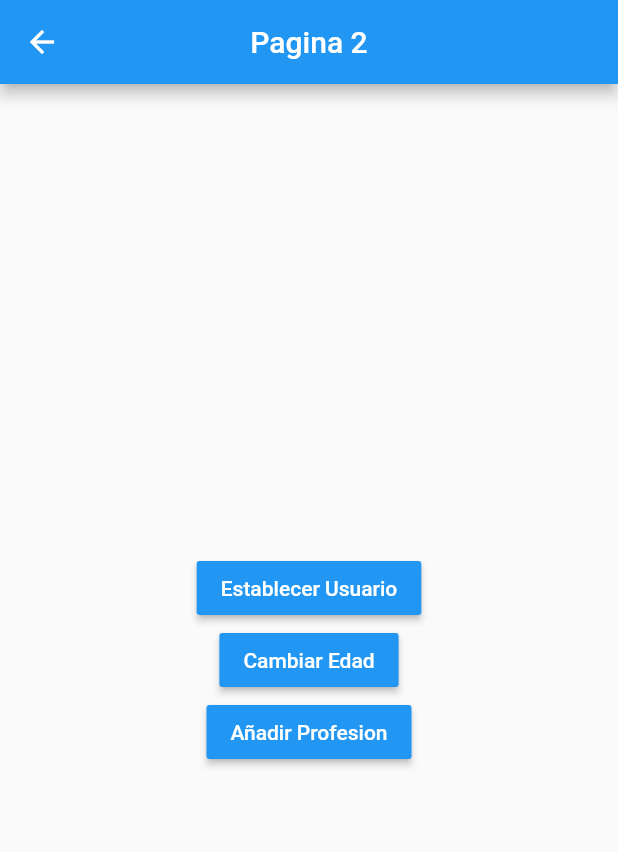
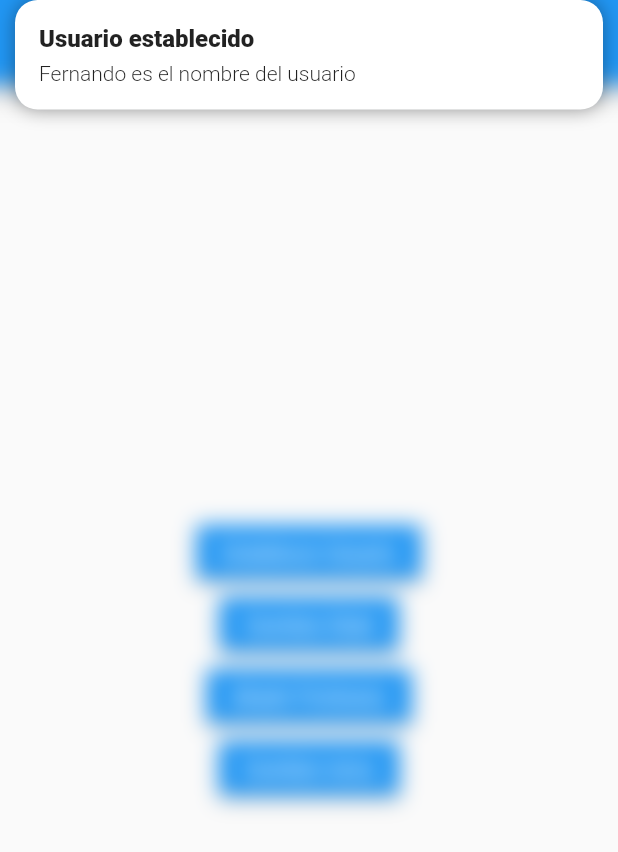
Before and after one commit to Sloot04/manejadoresDeEstado, a Flutter app: the Pagina2Page screen opened by its route, after a tap on "Establecer Usuario", on a phone screen of 412 x 824 dp. Shown: the top 852 px of the screen. Run offline on Flutter 3.47's test engine with Material 2 defaults, Android fonts, the phone set to English and light mode, and no system bars; our stand-ins replace get.

Commit message:
GetX terminado

```diff
--- /dev/null
+++ b/lib/controllers/usuario_controller.dart
@@ -0,0 +1,28 @@
+import 'package:get/get.dart';
+import 'package:estados/models/usuario.dart';
+
+class UsuarioController extends GetxController {
+  var existeUsuario = false.obs;
+  var usuario = new Usuario().obs;
+
+ int get profesionesCount {
+    return this.usuario.value.profesiones.length;
+  }
+
+  void cargarUsuario (Usuario usuario) {
+    this.existeUsuario.value = true;
+    this.usuario.value = usuario;
+  }
+
+  void cambiarEdad (int edad){
+    this.usuario.update((val) {
+      val!.edad = edad;
+    });
+  }
+
+  void agregarProfesion (String profesion){
+    this.usuario.update((val) {
+      val!.profesiones= [... val.profesiones, profesion];
+    });
+  }
+}
--- a/lib/models/usuario.dart
+++ b/lib/models/usuario.dart
@@ -1,7 +1,7 @@
 class Usuario {
-  String nombre;
+  String? nombre;
   int? edad;
-  List<String>? profesiones;
+  List<String> profesiones;
 
-  Usuario({required this.nombre, this.edad, this.profesiones});
+  Usuario({ this.nombre, this.edad, this.profesiones = const []});
 }
--- a/lib/pages/pagina1_page.dart
+++ b/lib/pages/pagina1_page.dart
@@ -1,23 +1,47 @@
 import 'package:flutter/material.dart';
+import 'package:get/get.dart';
+
+import 'package:estados/controllers/usuario_controller.dart';
+import 'package:estados/models/usuario.dart';
 
 class Pagina1Page extends StatelessWidget {
   @override
   Widget build(BuildContext context) {
+    final usuarioCtr = Get.put(UsuarioController());
     return Scaffold(
       appBar: AppBar(
         title: Text('Pagina 1'),
         centerTitle: true,
       ),
-      body: InformacionUsuario(),
+      body: Obx(() => usuarioCtr.existeUsuario.value
+          ? InformacionUsuario(
+              usuario: usuarioCtr.usuario.value,
+            )
+          : NoInfo()),
       floatingActionButton: FloatingActionButton(
-        onPressed: () => Navigator.pushNamed(context, 'pagina2'),
+        onPressed: () => Get.toNamed('pagina2',
+            arguments: {'nombre': 'Fernando', 'edad': 35}),
         child: Icon(Icons.chevron_right),
       ),
     );
   }
 }
 
+class NoInfo extends StatelessWidget {
+  @override
+  Widget build(BuildContext context) {
+    return Container(
+      child: Center(
+        child: Text('No hay usuario seleccionado'),
+      ),
+    );
+  }
+}
+
 class InformacionUsuario extends StatelessWidget {
+  final Usuario usuario;
+
+  const InformacionUsuario({Key? key, required this.usuario}) : super(key: key);
   @override
   Widget build(BuildContext context) {
     return Container(
@@ -30,14 +54,14 @@ class InformacionUsuario extends StatelessWidget {
           Text('General',
               style: TextStyle(fontSize: 18, fontWeight: FontWeight.bold)),
           Divider(),
-          ListTile(title: Text('Nombre: ')),
-          ListTile(title: Text('Edad: ')),
+          ListTile(title: Text('Nombre: ${this.usuario.nombre}')),
+          ListTile(title: Text('Edad: ${this.usuario.edad}')),
           Text('Profesiones',
               style: TextStyle(fontSize: 18, fontWeight: FontWeight.bold)),
           Divider(),
-          ListTile(title: Text('Profesion 1')),
-          ListTile(title: Text('Profesion 1')),
-          ListTile(title: Text('Profesion 1')),
+         ...usuario.profesiones.map((profesion) => ListTile(
+           title: Text (profesion),
+         ))
         ],
       ),
     );
--- a/lib/pages/pagina2_page.dart
+++ b/lib/pages/pagina2_page.dart
@@ -1,11 +1,24 @@
 import 'package:flutter/material.dart';
+import 'package:get/get.dart';
 
-class Pagina2Page extends StatelessWidget {
+import 'package:estados/controllers/usuario_controller.dart';
+import 'package:estados/models/usuario.dart';
+
+class Pagina2Page extends StatefulWidget {
+  @override
+  _Pagina2PageState createState() => _Pagina2PageState();
+}
+
+class _Pagina2PageState extends State<Pagina2Page> {
   @override
   Widget build(BuildContext context) {
+    final usuarioCtr = Get.find<UsuarioController>();
+    // print(Get.arguments['nombre']);
     return Scaffold(
       appBar: AppBar(
-        title: Text('Pagina 2'),
+        title: usuarioCtr.existeUsuario.value
+            ? Text(usuarioCtr.usuario.value.nombre!)
+            : Text('Pagina 2'),
         centerTitle: true,
       ),
       body: Center(
@@ -16,19 +29,41 @@ class Pagina2Page extends StatelessWidget {
             child: Text('Establecer Usuario',
                 style: TextStyle(color: Colors.white)),
             color: Colors.blue,
-            onPressed: () {},
+            onPressed: () {
+              usuarioCtr.cargarUsuario(Usuario(nombre: 'Fernando', edad: 35));
+              Get.snackbar(
+                  'Usuario establecido', 'Fernando es el nombre del usuario',
+                  colorText: Colors.black87,
+                  backgroundColor: Colors.white,
+                  boxShadows: [
+                    BoxShadow(color: Colors.black38, blurRadius: 10)
+                  ]);
+              setState(() {});
+            },
           ),
-           MaterialButton(
-            child: Text('Cambiar Edad',
-                style: TextStyle(color: Colors.white)),
+          MaterialButton(
+            child: Text('Cambiar Edad', style: TextStyle(color: Colors.white)),
             color: Colors.blue,
-            onPressed: () {},
+            onPressed: () {
+              usuarioCtr.cambiarEdad(25);
+            },
           ),
-           MaterialButton(
-            child: Text('Añadir Profesion',
-                style: TextStyle(color: Colors.white)),
+          MaterialButton(
+            child:
+                Text('Añadir Profesion', style: TextStyle(color: Colors.white)),
             color: Colors.blue,
-            onPressed: () {},
+            onPressed: () {
+              usuarioCtr.agregarProfesion(
+                  'Profesión ${usuarioCtr.profesionesCount + 1}');
+            },
+          ),
+          MaterialButton(
+            child:
+                Text('Cambiar tema', style: TextStyle(color: Colors.white)),
+            color: Colors.blue,
+            onPressed: () {
+              Get.changeTheme(Get.isDarkMode ? ThemeData.light() :ThemeData.dark());
+            },
           )
         ],
       )),
--- a/pubspec.yaml
+++ b/pubspec.yaml
@@ -28,6 +28,7 @@ dependencies:
   # The following adds the Cupertino Icons font to your application.
   # Use with the CupertinoIcons class for iOS style icons.
   cupertino_icons: ^1.0.2
+  get: ^4.3.8
 
 dev_dependencies:
   flutter_test:
```
Also changed, not shown: lib/main.dart (+8 -3 lines), pubspec.lock.
